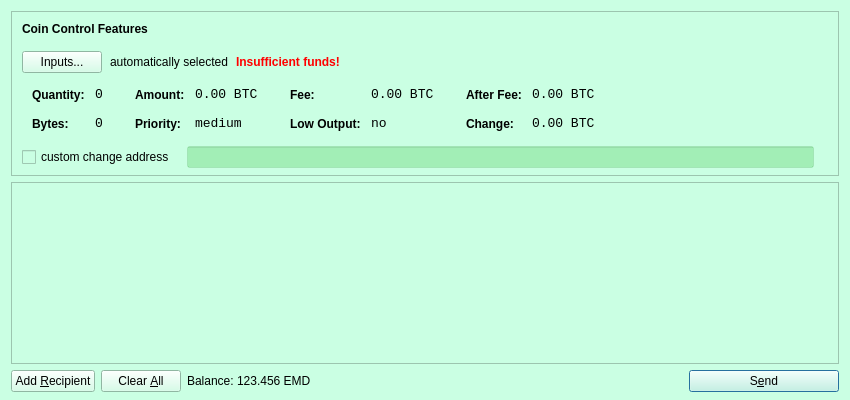
First picture: the form in src/qt/forms/sendcoinsdialog.ui, repository Crypto-Currency/Emerald-OLD---DO-NOT-USE, before the edit.
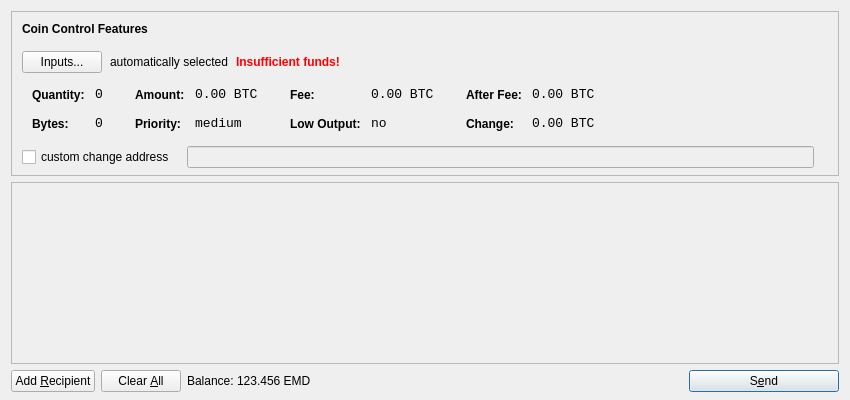
Second picture: the form after the edit. Icons and pictures are not drawn.

Commit message: color removed.

What changed in the file:
```diff
--- a/src/qt/forms/sendcoinsdialog.ui
+++ b/src/qt/forms/sendcoinsdialog.ui
@@ -22,14 +22,9 @@
   <property name="styleSheet">
    <string notr="true">background:transparent;</string>
   </property>
--->
 <property name="styleSheet">
 <string notr="true">background-color:rgb(202,255,227)</string>
 </property>
-
-<!--     <property name="styleSheet">
-      <string notr="true">background-color: rgb(202,255,227);color: black;}</string>
-     </property>
 -->
   <layout class="QVBoxLayout" name="verticalLayout" stretch="0,1,0">
    <property name="bottomMargin">
@@ -590,9 +585,11 @@
              </sizepolicy>
             </property>
 
+<!--
             <property name="styleSheet">
              <string notr="true">background-color:rgba(0, 170, 0, 50);</string>
             </property>
+-->
            </widget>
           </item>
           <item>
```
The commit also changes 2 other files.
